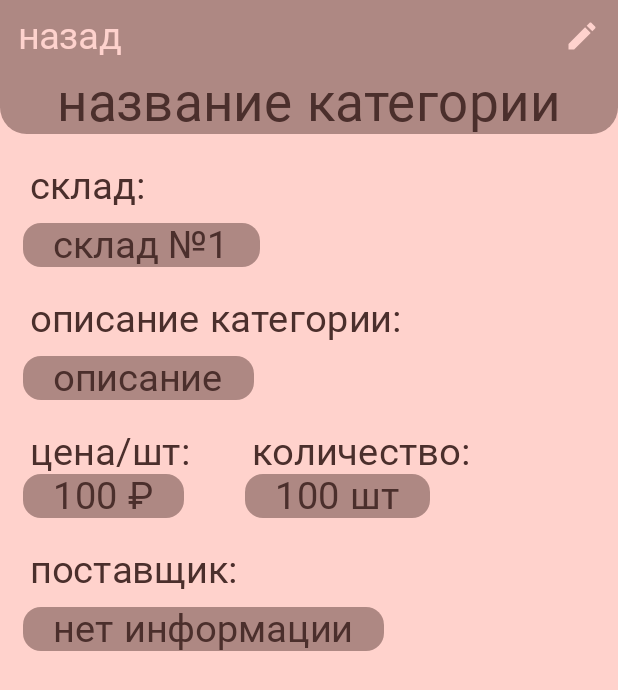
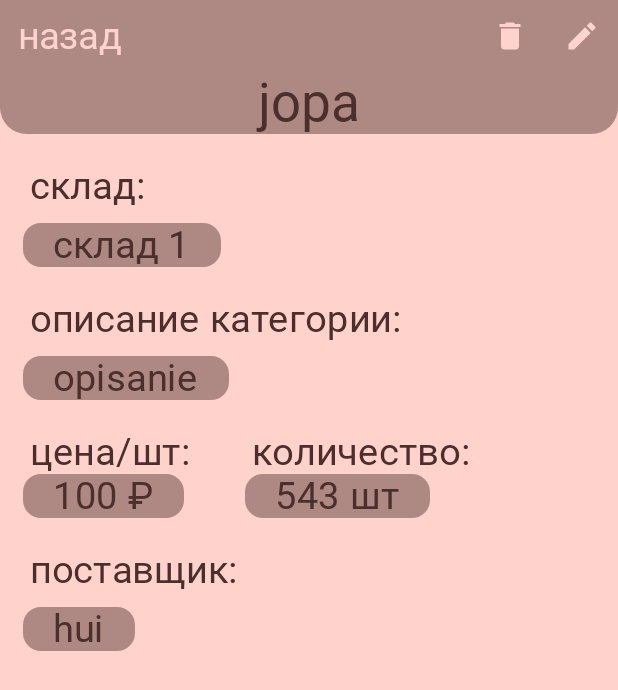
Before and after one commit to raewda/MikoCompany, an Android app built with Jetpack Compose: the CategoryInfo screen opened through its navigation route, on a phone screen of 412 x 824 dp. Shown: the top 690 px of the screen. Run offline under Robolectric (Android 15) with nearby library versions, the phone set to English and light mode, and no system bars; Roboto replaces fonts that are not available here.

Commit message:
delete category

```diff
--- a/app/src/main/java/com/example/mikocompany/details/dialogCustom.kt
+++ b/app/src/main/java/com/example/mikocompany/details/dialogCustom.kt
@@ -30,7 +30,7 @@ fun MikoInfoDialog(
     width : Int,
     height : Int,
     color: Color,
-    textColor: Color
+    textColor: Color,
 //    vmstate : State<String>
 ){
     Dialog(
@@ -45,7 +45,7 @@ fun MikoInfoDialog(
             colors = CardDefaults.cardColors(color)
         ) {
             Text(
-                text = "сюда стейт",
+                text = "vmstate",
                 modifier = Modifier
                     .padding(horizontal = 15.dp),
                 color = textColor,
--- a/app/src/main/java/com/example/mikocompany/screens/CategoryInfo.kt
+++ b/app/src/main/java/com/example/mikocompany/screens/CategoryInfo.kt
@@ -11,6 +11,7 @@ import androidx.compose.foundation.rememberScrollState
 import androidx.compose.foundation.shape.RoundedCornerShape
 import androidx.compose.foundation.verticalScroll
 import androidx.compose.material.icons.Icons
+import androidx.compose.material.icons.filled.Delete
 import androidx.compose.material.icons.filled.Edit
 import androidx.compose.material3.ButtonDefaults
 import androidx.compose.material3.Card
@@ -32,6 +33,7 @@ import com.example.mikocompany.details.MikoBackCard
 import com.example.mikocompany.details.MikoButton
 import com.example.mikocompany.details.MikoDialog
 import com.example.mikocompany.details.MikoDigitalTextField
+import com.example.mikocompany.details.MikoInfoDialog
 import com.example.mikocompany.details.MikoLargeTextField
 import com.example.mikocompany.details.MikoSecondaryText
 import com.example.mikocompany.details.MikoText
@@ -47,12 +49,14 @@ fun CategoryInfo(
     navController : NavHostController,
     categoryInfo : MutableState<Boolean>
 ){
+    val warehouse = remember { mutableStateOf(TextFieldValue("склад 1")) }
     val name = remember { mutableStateOf(TextFieldValue("jopa")) }
-    val description = remember { mutableStateOf(TextFieldValue("")) }
-    val price = remember { mutableStateOf(TextFieldValue("")) }
-    val count = remember { mutableStateOf(TextFieldValue("")) }
-    val supplier = remember { mutableStateOf(TextFieldValue("")) }
-    val openDialog = remember { mutableStateOf(false) }
+    val description = remember { mutableStateOf(TextFieldValue("opisanie")) }
+    val price = remember { mutableStateOf(TextFieldValue("100")) }
+    val count = remember { mutableStateOf(TextFieldValue("543")) }
+    val supplier = remember { mutableStateOf(TextFieldValue("hui")) }
+    val openEditDialog = remember { mutableStateOf(false) }
+    val openDeleteDialog = remember { mutableStateOf(false) }
 
     Scaffold(
         modifier = Modifier
@@ -95,9 +99,22 @@ fun CategoryInfo(
                             .fillMaxWidth(),
                         horizontalAlignment = Alignment.End
                     ) {
+                        Row {
                             IconButton(
                                 onClick = {
-                                openDialog.value = true
+                                    openDeleteDialog.value = true
+                                }
+                            ) {
+                                Icon(
+                                    Icons.Default.Delete,
+                                    contentDescription = "delete",
+                                    tint = backgroundS
+                                    )
+                            }
+
+                            IconButton(
+                                onClick = {
+                                    openEditDialog.value = true
                                 }
                             ) {
                                 Icon(
@@ -108,6 +125,7 @@ fun CategoryInfo(
                             }
                         }
                     }
+                }
 
                 Column(
                     modifier = Modifier
@@ -115,7 +133,7 @@ fun CategoryInfo(
                     horizontalAlignment = Alignment.CenterHorizontally
                 ) {
                     MikoSecondaryText(
-                        "название категории"
+                        name.value.text
                     )
                 }
             }
@@ -134,7 +152,7 @@ fun CategoryInfo(
                     color = lightContainerS
                 ) {
                     MikoText(
-                        "склад №1"
+                        warehouse.value.text
                     )
                 }
             }
@@ -153,7 +171,7 @@ fun CategoryInfo(
                     color = lightContainerS
                 ) {
                     MikoText(
-                        "описание"
+                        description.value.text
                     )
                 }
             }
@@ -172,7 +190,7 @@ fun CategoryInfo(
                         color = lightContainerS
                     ) {
                         MikoText(
-                            "100 ₽"
+                            value = price.value.text + " ₽"
                         )
                     }
                 }
@@ -186,7 +204,7 @@ fun CategoryInfo(
                         color = lightContainerS
                     ) {
                         MikoText(
-                            "100 шт"
+                            value = count.value.text + " шт"
                         )
                     }
                 }
@@ -208,18 +226,18 @@ fun CategoryInfo(
                 ) {
                     MikoText(
                         value =
-                        (if (supplier.value.text.isNotEmpty()){
-                            supplier.value
+                        if (supplier.value.text.isNotEmpty()){
+                            supplier.value.text
                         } else{
                             "нет информации"
-                        }).toString()
+                        }
                     )
                 }
             }
 
-            if (openDialog.value){
+            if (openEditDialog.value){
                 MikoDialog(
-                    openDialog,
+                    openEditDialog,
                     400,
                     650,
                     lightContainerS
@@ -301,9 +319,41 @@ fun CategoryInfo(
 
                         MikoButton(
                             onClick = {
-                                openDialog.value = false
+                                openEditDialog.value = false
                             },
                             text = "сохранить",
+                            color = backgroundS
+                        )
+                    }
+                }
+            }
+
+            if (openDeleteDialog.value){
+                MikoDialog(
+                    openEditDialog,
+                    400,
+                    270,
+                    lightContainerS
+                ) {
+                    Column(
+                        modifier = Modifier
+                            .fillMaxWidth()
+                            .verticalScroll(rememberScrollState()),
+                        verticalArrangement = Arrangement.spacedBy(20.dp),
+                        horizontalAlignment = Alignment.CenterHorizontally
+                    ) {
+                        MikoSecondaryText(
+                            "удаление категории"
+                        )
+
+                        MikoText(
+                            value = "удалить " + name.value.text + "?"
+                        )
+                        MikoButton(
+                            onClick = {
+                                openDeleteDialog.value = false
+                            },
+                            text = "удалить",
                             color = backgroundS
                         )
                     }
```
Lines whose indentation alone changed are shown as unchanged.
